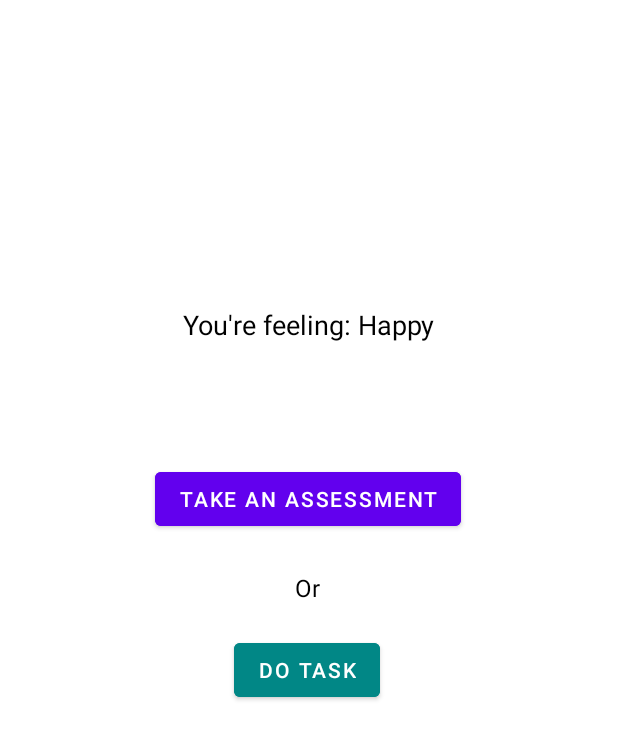
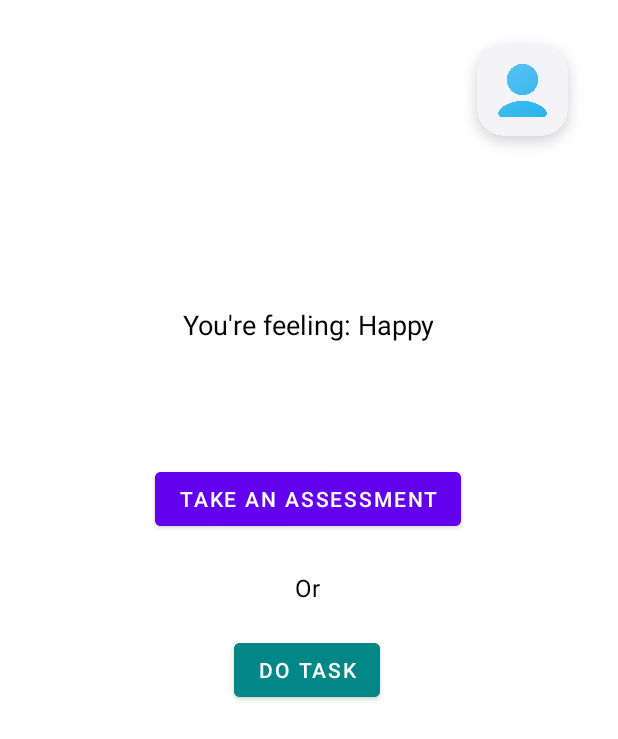
Before and after one commit to alifbinturjo/FeelWell, an Android app: the MainActivity screen opened directly, with no data from a screen before it, on a phone screen of 412 x 824 dp. Shown: the top 739 px of the screen. Run offline under Robolectric (Android 15) with nearby library versions, the phone set to English and light mode, and no system bars.

Commit message:
Profile Button Added

```diff
--- a/app/src/main/java/com/example/feelwell/MainActivity.java
+++ b/app/src/main/java/com/example/feelwell/MainActivity.java
@@ -4,6 +4,7 @@ import android.content.Intent;
 import android.os.Bundle;
 import android.view.View;
 import android.widget.Button;
+import android.widget.ImageButton;
 import android.widget.TextView;
 import androidx.appcompat.app.AppCompatActivity;
 
@@ -45,5 +46,16 @@ public class MainActivity extends AppCompatActivity {
                 startActivity(taskIntent);
             }
         });
+
+        // ImageButton: Profile Button
+        ImageButton profileButton = findViewById(R.id.imageButton);
+        profileButton.setOnClickListener(new View.OnClickListener() {
+            @Override
+            public void onClick(View v) {
+                // Navigate to ProfileActivity
+                Intent profileIntent = new Intent(MainActivity.this, ProfileActivity.class);
+                startActivity(profileIntent);
+            }
+        });
     }
 }
--- a/app/src/main/res/layout/activity_main.xml
+++ b/app/src/main/res/layout/activity_main.xml
@@ -63,8 +63,21 @@
         app:layout_constraintStart_toStartOf="parent"
         app:layout_constraintTop_toBottomOf="@id/takeAssessmentButton" />
 
-    <!-- Text: Or -->
+    <ImageButton
+        android:id="@+id/imageButton"
+        android:layout_width="95dp"
+        android:layout_height="95dp"
+        android:layout_marginTop="16dp"
+        android:background="?attr/selectableItemBackgroundBorderless"
+        android:contentDescription="@string/profile_button_description"
+        android:scaleType="centerCrop"
+        android:src="@drawable/ic_profile"
+        app:layout_constraintBottom_toTopOf="@+id/feelingTextView"
+        app:layout_constraintEnd_toEndOf="parent"
+        app:layout_constraintHorizontal_bias="0.949"
+        app:layout_constraintStart_toStartOf="parent"
+        app:layout_constraintTop_toTopOf="parent"
+        app:layout_constraintVertical_bias="0.0" /> <!-- Vertical constraint -->
 
-    <!-- Button 2: Do Task -->
 
 </androidx.constraintlayout.widget.ConstraintLayout>
--- a/app/src/main/res/values/strings.xml
+++ b/app/src/main/res/values/strings.xml
@@ -4,4 +4,5 @@
     <string name="enter_your_birth_date_yyyy_mm_dd">Enter your birth date (YYYY-MM-DD)</string>
     <string name="enter_your_gender">Enter your gender</string>
     <string name="save">Save</string>
+    <string name="profile_button_description">Profile Button</string>
 </resources>
```
Also changed, not shown: app/src/main/res/drawable/ic_profile.png (added).
